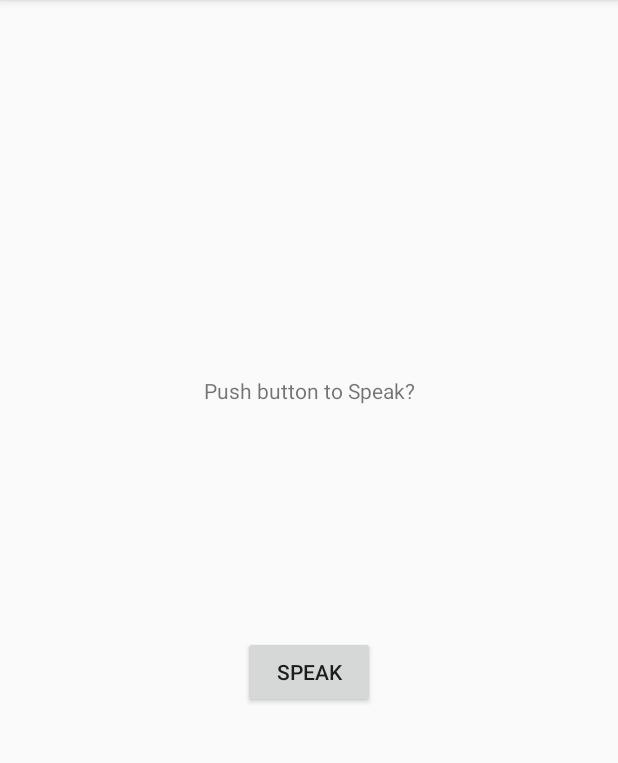
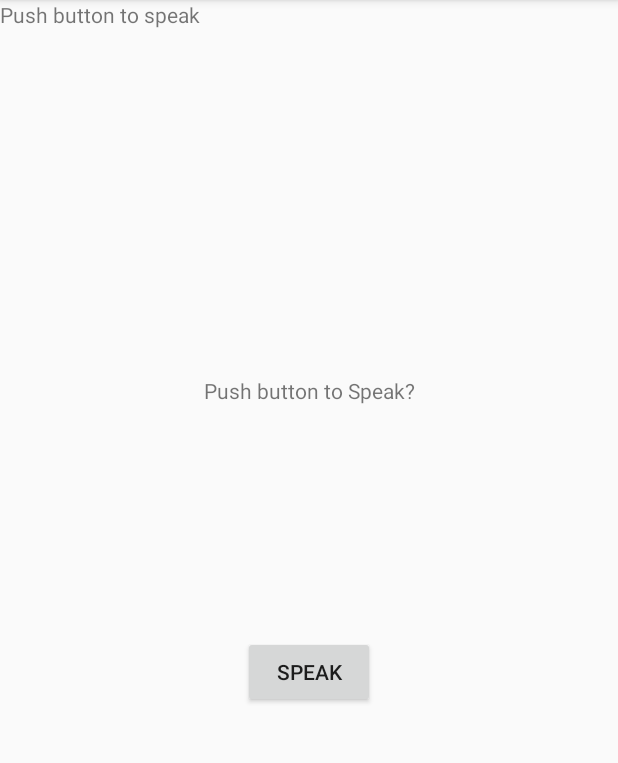
Before and after one commit to jamieaobrien/Lab1015, an Android app: the screen it shows after launch (MainActivity), on a phone screen of 412 x 824 dp, the part 84-847 px from its top. Run offline under Robolectric (Android 15) with nearby library versions, the phone set to English and light mode, and no system bars.

Commit message:
adding the working protoapp code for speech recognition

```diff
--- a/ProtoApp/app/src/main/java/com/example/allison/protoapp/MainActivity.java
+++ b/ProtoApp/app/src/main/java/com/example/allison/protoapp/MainActivity.java
@@ -5,16 +5,15 @@ import android.os.Bundle;
 import java.util.ArrayList;
 import java.util.Locale;
 
-import android.app.Activity;
 import android.content.ActivityNotFoundException;
 import android.content.Intent;
 import android.speech.RecognizerIntent;
-import android.view.Menu;
 import android.view.View;
-import android.widget.ImageButton;
 import android.widget.TextView;
 import android.widget.Button;
 import android.widget.Toast;
+
+import static com.example.allison.protoapp.R.id.txtSpeechInput;
 
 public class MainActivity extends AppCompatActivity {
     private TextView txtSpeechInput;
@@ -26,11 +25,11 @@ public class MainActivity extends AppCompatActivity {
         super.onCreate(savedInstanceState);
         setContentView(R.layout.activity_main);
 
-        txtSpeechInput = findViewById(R.id.textView);
+        txtSpeechInput = findViewById(R.id.txtSpeechInput);
         btnSpeak = findViewById(R.id.btnSpeak);
 
-        // hide the action bar
-        getActionBar().hide();
+//        // hide the action bar
+//        getActionBar().hide();
 
         btnSpeak.setOnClickListener(new View.OnClickListener() {
 
--- a/ProtoApp/app/src/main/res/layout/activity_main.xml
+++ b/ProtoApp/app/src/main/res/layout/activity_main.xml
@@ -4,10 +4,11 @@
     xmlns:tools="http://schemas.android.com/tools"
     android:layout_width="match_parent"
     android:layout_height="match_parent"
+    android:orientation="vertical"
     tools:context=".MainActivity">
 
     <TextView
-        android:id="@+id/textView"
+        android:id="@+id/txtSpeechInput"
         android:layout_width="wrap_content"
         android:layout_height="wrap_content"
         android:text="@string/push_button_to_speak"
@@ -33,7 +34,12 @@
         app:layout_constraintBottom_toBottomOf="parent"
         app:layout_constraintEnd_toEndOf="parent"
         app:layout_constraintStart_toStartOf="parent"
-        app:layout_constraintTop_toBottomOf="@+id/textView"
-        app:layout_constraintVertical_bias="0.337" />
+        app:layout_constraintTop_toBottomOf="@+id/txtSpeechInput"
+        app:layout_constraintVertical_bias="0.337"
+        tools:ignore="UnknownId" />
+    <TextView
+        android:layout_width="wrap_content"
+        android:layout_height="wrap_content"
+        android:text="@string/tap_on_mic"/>
 
 </android.support.constraint.ConstraintLayout>
```
